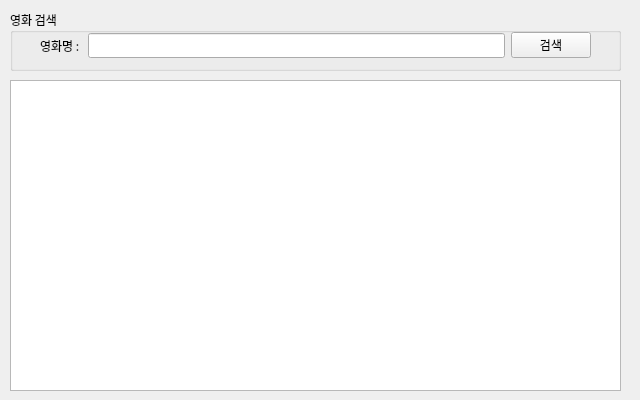
Old version of the form Part1/studyPyQt/NaverAPIMovie.ui in the repository JJunee96/MiniProjects.
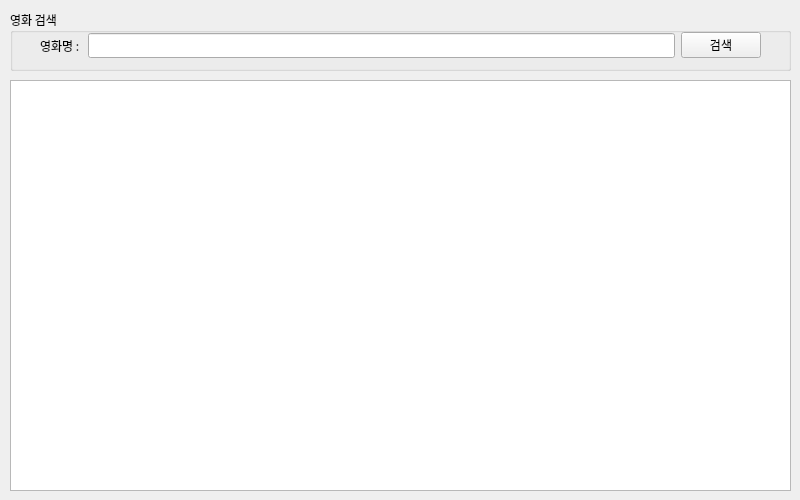
New version of the form.

Diff of the .ui file:
```diff
--- a/Part1/studyPyQt/NaverAPIMovie.ui
+++ b/Part1/studyPyQt/NaverAPIMovie.ui
@@ -9,8 +9,8 @@
    <rect>
     <x>0</x>
     <y>0</y>
-    <width>640</width>
-    <height>400</height>
+    <width>800</width>
+    <height>500</height>
    </rect>
   </property>
   <property name="sizePolicy">
@@ -21,14 +21,14 @@
   </property>
   <property name="minimumSize">
    <size>
-    <width>640</width>
-    <height>400</height>
+    <width>800</width>
+    <height>500</height>
    </size>
   </property>
   <property name="maximumSize">
    <size>
-    <width>640</width>
-    <height>400</height>
+    <width>800</width>
+    <height>500</height>
    </size>
   </property>
   <property name="font">
@@ -45,7 +45,7 @@
     <rect>
      <x>10</x>
      <y>10</y>
-     <width>611</width>
+     <width>781</width>
      <height>61</height>
     </rect>
    </property>
@@ -65,7 +65,7 @@
         <rect>
          <x>30</x>
          <y>20</y>
-         <width>551</width>
+         <width>721</width>
          <height>31</height>
         </rect>
        </property>
@@ -98,8 +98,8 @@
     <rect>
      <x>10</x>
      <y>80</y>
-     <width>611</width>
-     <height>311</height>
+     <width>781</width>
+     <height>411</height>
     </rect>
    </property>
    <layout class="QVBoxLayout" name="resultLayout">
```
